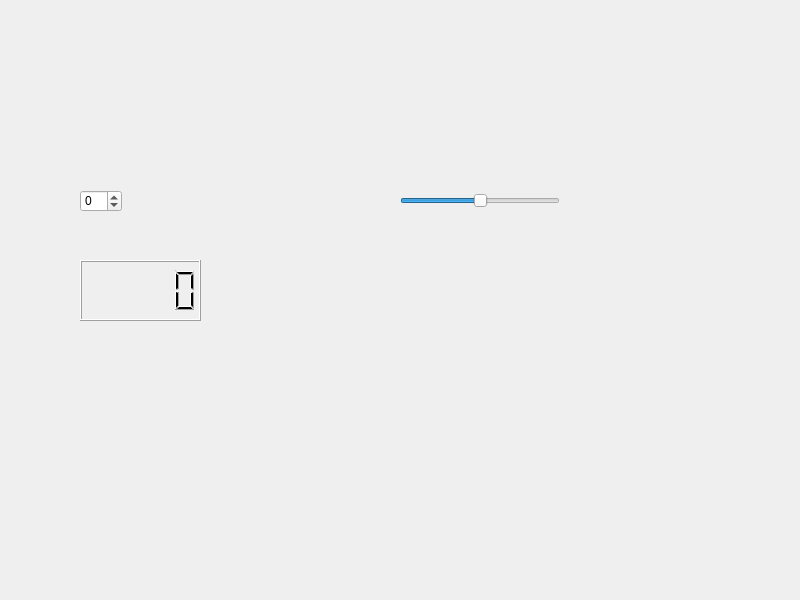
This is widget.ui in tingxinchen/spinbox as Qt 5 draws it before an edit. The edited form follows.
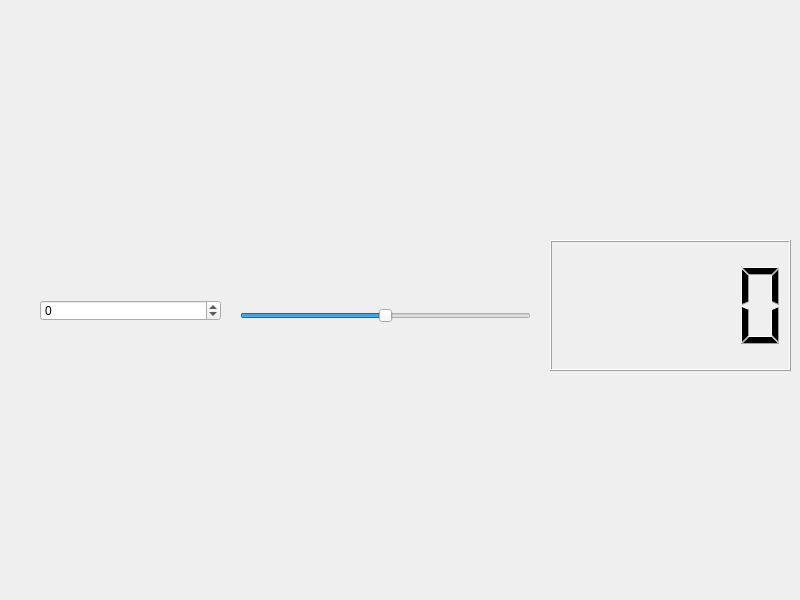
This is the edited form.

Commit message: Project completed

The edit to the form file:
```diff
--- a/widget.ui
+++ b/widget.ui
@@ -16,10 +16,10 @@
   <widget class="QSpinBox" name="spinBox">
    <property name="geometry">
     <rect>
-     <x>80</x>
-     <y>190</y>
-     <width>42</width>
-     <height>22</height>
+     <x>40</x>
+     <y>300</y>
+     <width>181</width>
+     <height>21</height>
     </rect>
    </property>
    <property name="minimum">
@@ -28,14 +28,17 @@
    <property name="maximum">
     <number>100</number>
    </property>
+   <property name="displayIntegerBase">
+    <number>10</number>
+   </property>
   </widget>
   <widget class="QSlider" name="horizontalSlider">
    <property name="geometry">
     <rect>
-     <x>400</x>
-     <y>190</y>
-     <width>160</width>
-     <height>22</height>
+     <x>240</x>
+     <y>290</y>
+     <width>291</width>
+     <height>51</height>
     </rect>
    </property>
    <property name="minimum">
@@ -51,10 +54,10 @@
   <widget class="QLCDNumber" name="lcdNumber">
    <property name="geometry">
     <rect>
-     <x>80</x>
-     <y>260</y>
-     <width>121</width>
-     <height>61</height>
+     <x>550</x>
+     <y>240</y>
+     <width>241</width>
+     <height>131</height>
     </rect>
    </property>
   </widget>
```
